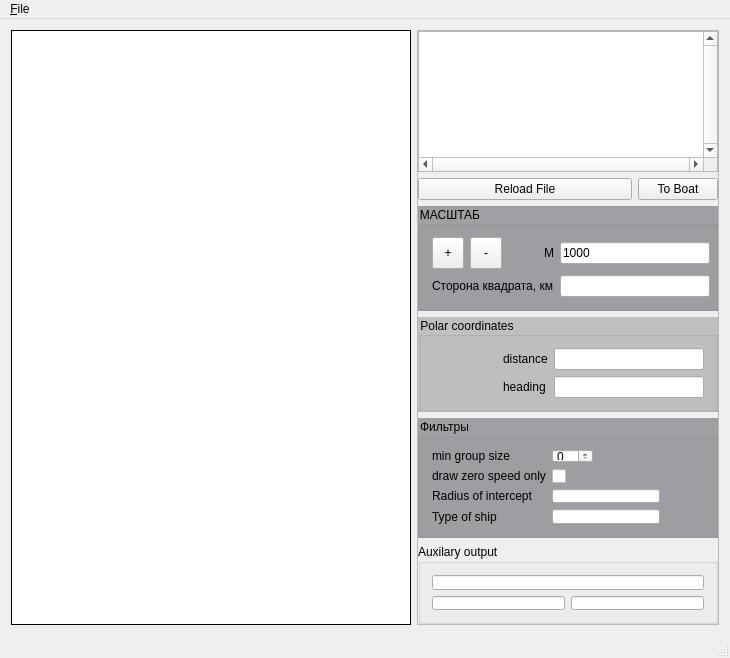
First picture: the form in mainwindow.ui, repository dzmat/sh5_viewer, before the edit.
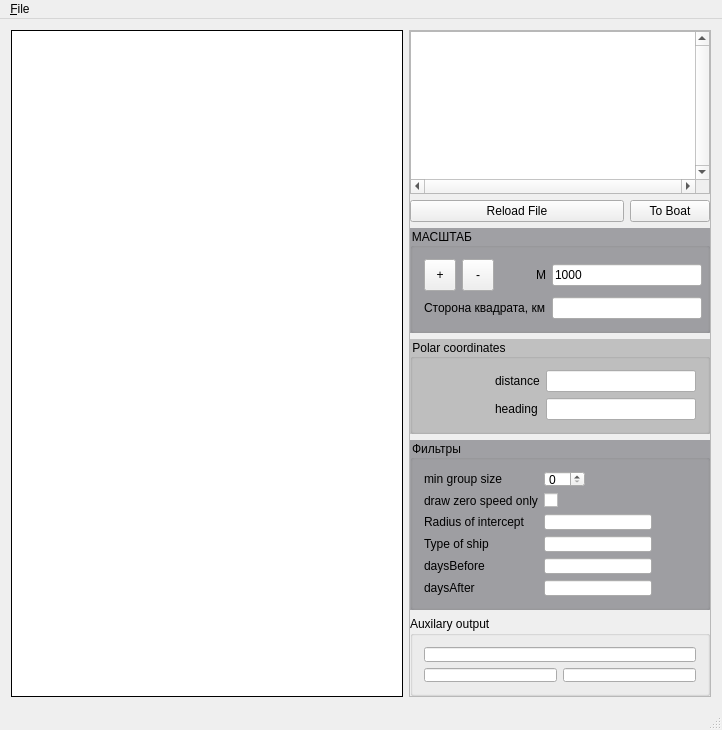
Second picture: the form after the edit. Icons and pictures are not drawn. Custom widgets are drawn as their Qt base class.

Diff of the .ui file:
```diff
--- a/mainwindow.ui
+++ b/mainwindow.ui
@@ -6,8 +6,8 @@
    <rect>
     <x>0</x>
     <y>0</y>
-    <width>730</width>
-    <height>658</height>
+    <width>722</width>
+    <height>730</height>
    </rect>
   </property>
   <property name="windowTitle">
@@ -329,7 +329,7 @@
          </layout>
         </widget>
        </item>
-       <item>
+       <item alignment="Qt::AlignmentFlag::AlignTop">
         <widget class="QGroupBox" name="groupBox_filters">
          <property name="sizePolicy">
           <sizepolicy hsizetype="Fixed" vsizetype="Fixed">
@@ -340,7 +340,7 @@
          <property name="minimumSize">
           <size>
            <width>300</width>
-           <height>0</height>
+           <height>170</height>
           </size>
          </property>
          <property name="maximumSize">
@@ -466,10 +466,56 @@
             </property>
            </widget>
           </item>
+          <item row="4" column="0">
+           <widget class="QLabel" name="daysBeforeLabel">
+            <property name="text">
+             <string>daysBefore</string>
+            </property>
+           </widget>
+          </item>
+          <item row="4" column="1">
+           <widget class="QLineEdit" name="daysBeforeLineEdit">
+            <property name="sizePolicy">
+             <sizepolicy hsizetype="Fixed" vsizetype="Fixed">
+              <horstretch>0</horstretch>
+              <verstretch>0</verstretch>
+             </sizepolicy>
+            </property>
+            <property name="minimumSize">
+             <size>
+              <width>100</width>
+              <height>0</height>
+             </size>
+            </property>
+           </widget>
+          </item>
+          <item row="5" column="0">
+           <widget class="QLabel" name="daysAfterLabel">
+            <property name="text">
+             <string>daysAfter</string>
+            </property>
+           </widget>
+          </item>
+          <item row="5" column="1">
+           <widget class="QLineEdit" name="daysAfterLineEdit">
+            <property name="sizePolicy">
+             <sizepolicy hsizetype="Fixed" vsizetype="Fixed">
+              <horstretch>0</horstretch>
+              <verstretch>0</verstretch>
+             </sizepolicy>
+            </property>
+            <property name="minimumSize">
+             <size>
+              <width>100</width>
+              <height>0</height>
+             </size>
+            </property>
+           </widget>
+          </item>
          </layout>
         </widget>
        </item>
-       <item>
+       <item alignment="Qt::AlignmentFlag::AlignBottom">
         <widget class="QGroupBox" name="groupBox_auxilary">
          <property name="sizePolicy">
           <sizepolicy hsizetype="Fixed" vsizetype="Fixed">
@@ -521,8 +567,8 @@
     <rect>
      <x>0</x>
      <y>0</y>
-     <width>730</width>
-     <height>21</height>
+     <width>722</width>
+     <height>22</height>
     </rect>
    </property>
    <widget class="QMenu" name="menuFile">
```
Left out of the diff: 88 changed lines with no effect on the pictures.
